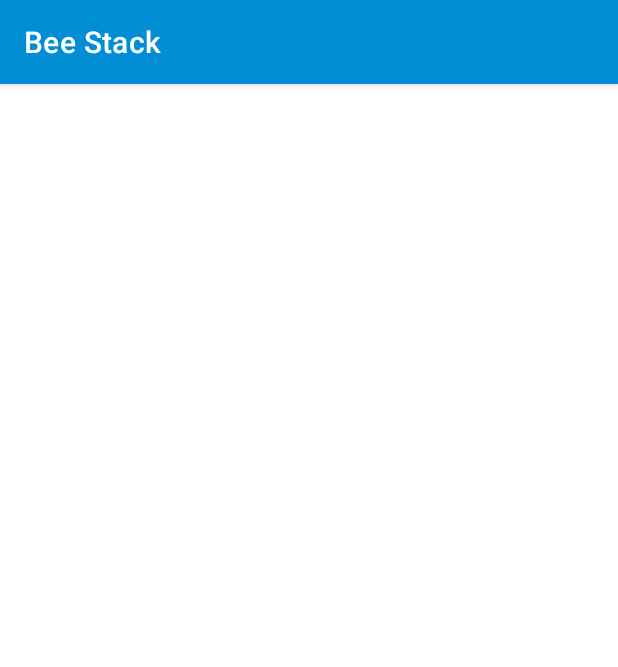
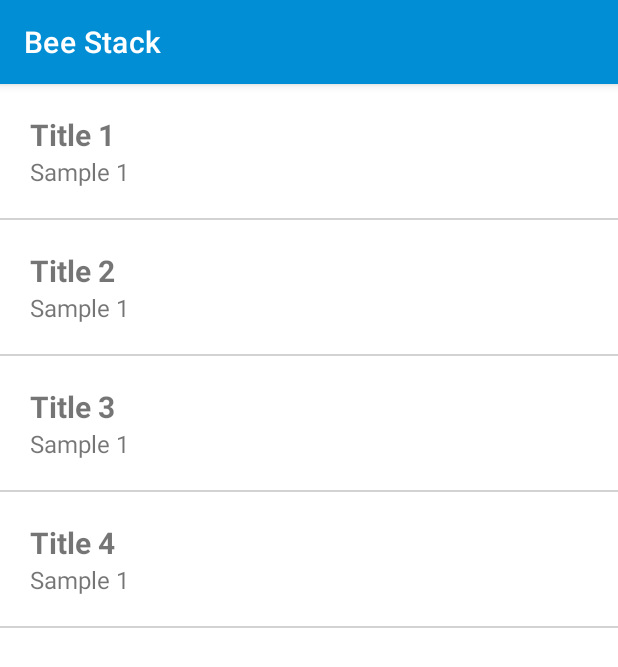
Before and after one commit to TinTinWinata/beestack, an Android app: the screen it shows after launch once a user with an empty profile is signed in (HomeActivity), on a phone screen of 412 x 824 dp. Shown: the top 667 px of the screen. Run offline under Robolectric (Android 15) with nearby library versions, the light colour scheme and no system bars; our stand-ins replace Firebase (no records; nobody signed in at launch, a user with empty details on screens opened directly); libraries missing offline, so code that uses them is left out: me.relex.circleindicator; 2 statements that could not run were skipped.

Commit message:
RecyclerView Implementation

```diff
--- a/BeeStack/app/src/main/java/edu/bluejack22_1/beestack/activities/HomeActivity.kt
+++ b/BeeStack/app/src/main/java/edu/bluejack22_1/beestack/activities/HomeActivity.kt
@@ -1,34 +1,77 @@
 package edu.bluejack22_1.beestack.activities
 
+import ThreadAdapter
 import android.content.ContentValues.TAG
 import androidx.appcompat.app.AppCompatActivity
 import android.os.Bundle
 import android.util.Log
+import androidx.recyclerview.widget.LinearLayoutManager
 import com.google.firebase.firestore.ktx.firestore
 import com.google.firebase.ktx.Firebase
 import edu.bluejack22_1.beestack.R
+import edu.bluejack22_1.beestack.databinding.ActivityHomeBinding
+import edu.bluejack22_1.beestack.model.Thread
 
 class HomeActivity : AppCompatActivity() {
     val db = Firebase.firestore;
 
+    private lateinit var binding: ActivityHomeBinding
+
+    private var threadList : MutableList<Thread> = mutableListOf()
+    private lateinit var threadAdapter: ThreadAdapter
+
     override fun onCreate(savedInstanceState: Bundle?) {
         super.onCreate(savedInstanceState)
-        setContentView(R.layout.activity_home);
+        binding= ActivityHomeBinding.inflate(layoutInflater)
+        setContentView(binding.root);
+        dummyData();
 
+        threadAdapter = ThreadAdapter(threadList)
+        binding.apply {
+            rvHome.apply {
+                layoutManager = LinearLayoutManager(this@HomeActivity)
+                adapter = threadAdapter
+            }
+        }
 
 
         val thread = hashMapOf(
-            "title" to "Test Title Okay",
+            "title" to "T2",
             "description" to "Testing Pertama kali yo",
         )
 
+//        db.collection("threads")
+//            .add(thread)
+//            .addOnSuccessListener { documentReference ->
+//                Log.d(TAG, "DocumentSnapshot added with ID: ${documentReference.id}")
+//            }
+//            .addOnFailureListener { e ->
+//                Log.w(TAG, "Error adding document", e)
+//            }
+
         db.collection("threads")
-            .add(thread)
-            .addOnSuccessListener { documentReference ->
-                Log.d(TAG, "DocumentSnapshot added with ID: ${documentReference.id}")
+            .addSnapshotListener { value, e ->
+                if (e != null) {
+                    Log.w(TAG, "Listen failed.", e)
+                    return@addSnapshotListener
+                }
+
+                val cities = ArrayList<String>()
+                for (doc in value!!) {
+                    doc.getString("title")?.let {
+                        cities.add(it)
+                    }
+                }
+                Log.d(TAG, "Current cites in CA: $cities")
             }
-            .addOnFailureListener { e ->
-                Log.w(TAG, "Error adding document", e)
-            }
+
+
+    }
+
+    fun dummyData(){
+        threadList.add(Thread("Title 1","Sample 1"))
+        threadList.add(Thread("Title 2","Sample 1"))
+        threadList.add(Thread("Title 3","Sample 1"))
+        threadList.add(Thread("Title 4","Sample 1"))
     }
 }
--- /dev/null
+++ b/BeeStack/app/src/main/java/edu/bluejack22_1/beestack/adapters/ThreadAdapter.kt
@@ -0,0 +1,32 @@
+import android.view.LayoutInflater
+import android.view.ViewGroup
+import androidx.recyclerview.widget.RecyclerView
+import edu.bluejack22_1.beestack.databinding.ThreadItemBinding
+import edu.bluejack22_1.beestack.model.Thread
+
+class ThreadAdapter (val items : MutableList<Thread>)
+    : RecyclerView.Adapter<ThreadAdapter.ViewHolder>(){
+    private lateinit var binding: ThreadItemBinding
+
+    override fun onCreateViewHolder(parent: ViewGroup, viewType: Int): ThreadAdapter.ViewHolder {
+        val inflater = LayoutInflater.from(parent.context)
+        binding= ThreadItemBinding.inflate(inflater,parent,false)
+        return ViewHolder(binding)
+    }
+
+    override fun onBindViewHolder(holder: ThreadAdapter.ViewHolder, position: Int) {
+        holder.bind(items[position])
+    }
+
+    override fun getItemCount() = items.size
+
+    //View Holder
+    inner class ViewHolder(itemView : ThreadItemBinding) : RecyclerView.ViewHolder(itemView.root){
+        fun bind(item : Thread){
+            binding.apply {
+                title.text= item.title
+                description.text= item.description
+            }
+        }
+    }
+}
--- /dev/null
+++ b/BeeStack/app/src/main/java/edu/bluejack22_1/beestack/model/Thread.kt
@@ -0,0 +1,11 @@
+package edu.bluejack22_1.beestack.model
+
+class Thread {
+    var title: String? = null
+    var description: String? = null
+
+    constructor(title: String?, description: String?) {
+        this.title = title
+        this.description = description
+    }
+}
--- a/BeeStack/app/src/main/res/layout/activity_home.xml
+++ b/BeeStack/app/src/main/res/layout/activity_home.xml
@@ -6,4 +6,11 @@
     android:layout_height="match_parent"
     tools:context=".activities.HomeActivity">
 
+    <androidx.recyclerview.widget.RecyclerView
+        android:id="@+id/rv_home"
+        android:layout_height="match_parent"
+        android:layout_width="match_parent"
+        app:layout_constraintTop_toTopOf="parent"
+        app:layout_constraintStart_toStartOf="parent"/>
+
 </androidx.constraintlayout.widget.ConstraintLayout>
--- /dev/null
+++ b/BeeStack/app/src/main/res/layout/thread_item.xml
@@ -0,0 +1,39 @@
+<?xml version="1.0" encoding="utf-8"?>
+<LinearLayout
+    xmlns:android="http://schemas.android.com/apk/res/android"
+    android:layout_width="match_parent"
+    android:layout_height="wrap_content"
+    android:orientation="vertical"
+    >
+
+    <LinearLayout
+        android:layout_width="match_parent"
+        android:layout_height="wrap_content"
+        android:orientation="vertical"
+        android:padding="20dp"
+        >
+        <TextView
+            android:id="@+id/title"
+            android:layout_width="wrap_content"
+            android:layout_height="wrap_content"
+            android:text="Title"
+            android:textSize="20sp"
+            android:textStyle="bold" />
+
+        <TextView
+            android:id="@+id/description"
+            android:layout_width="match_parent"
+            android:layout_height="match_parent"
+            android:text="description description description description description description description description"
+            android:textSize="16sp"
+            />
+
+    </LinearLayout>
+
+    <View
+        android:layout_width="match_parent"
+        android:layout_height="1dp"
+        android:background="#D3D3D3"/>
+
+
+</LinearLayout>
```
